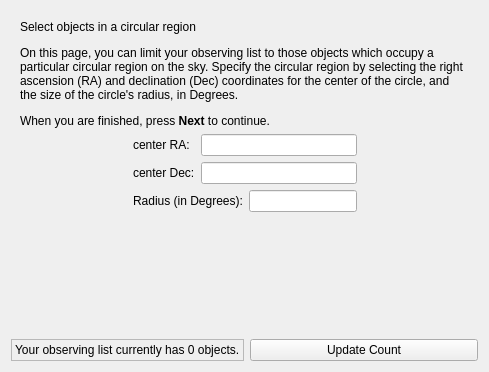
This is kstars/tools/obslistwizard.ui in KDE/kstars as Qt 5 draws it before an edit. The edited form follows.
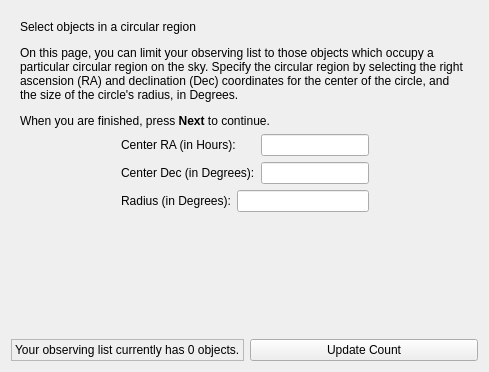
This is the edited form. The open tabs and pages were chosen to show the change. Custom widgets are drawn as their Qt base class.

The edit to the form file:
```diff
--- a/kstars/tools/obslistwizard.ui
+++ b/kstars/tools/obslistwizard.ui
@@ -600,7 +600,7 @@
              <item row="0" column="0">
               <widget class="QLabel" name="CenterRALabel">
                <property name="text">
-                <string>center RA:</string>
+                <string>Center RA (in Hours):</string>
                </property>
               </widget>
              </item>
@@ -613,7 +613,7 @@
              <item row="1" column="0">
               <widget class="QLabel" name="CenterDecLabel">
                <property name="text">
-                <string>center Dec:</string>
+                <string>Center Dec (in Degrees):</string>
                </property>
               </widget>
              </item>
```
